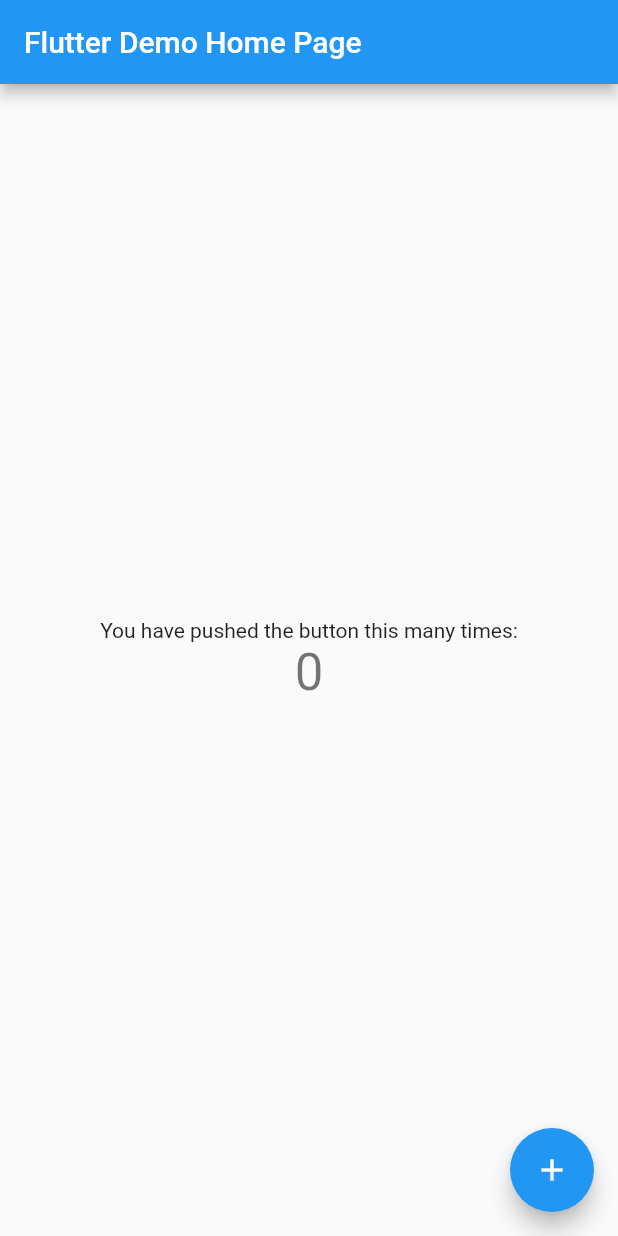
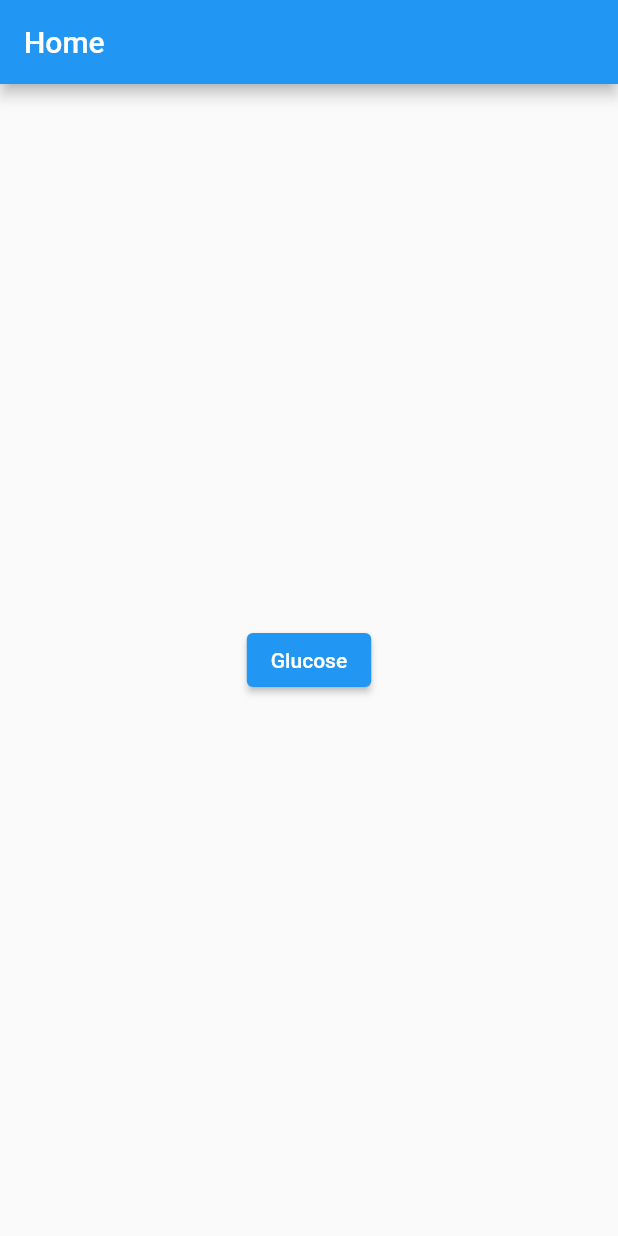
Before and after one commit to mzdm/dexcom_board, a Flutter app: the screen it shows after launch, on a phone screen of 412 x 824 dp. Run offline on Flutter 3.47's test engine with Material 2 defaults, Android fonts, the phone set to English and light mode, and no system bars.

```diff
--- a/lib/main.dart
+++ b/lib/main.dart
@@ -1,3 +1,4 @@
+import 'package:dexcom_board/ui/home_screen.dart';
 import 'package:flutter/material.dart';
 
 void main() {
@@ -14,54 +15,7 @@
       theme: ThemeData(
         primarySwatch: Colors.blue,
       ),
-      home: const HomePage(title: 'Flutter Demo Home Page'),
+      home: const HomeScreen(),
     );
   }
 }
-
-class HomePage extends StatefulWidget {
-  const HomePage({super.key, required this.title});
-
-  final String title;
-
-  @override
-  State<HomePage> createState() => _HomePageState();
-}
-
-class _HomePageState extends State<HomePage> {
-  int _counter = 0;
-
-  void _incrementCounter() {
-    setState(() {
-      _counter++;
-    });
-  }
-
-  @override
-  Widget build(BuildContext context) {
-    return Scaffold(
-      appBar: AppBar(
-        title: Text(widget.title),
-      ),
-      body: Center(
-        child: Column(
-          mainAxisAlignment: MainAxisAlignment.center,
-          children: <Widget>[
-            const Text(
-              'You have pushed the button this many times:',
-            ),
-            Text(
-              '$_counter',
-              style: Theme.of(context).textTheme.headline4,
-            ),
-          ],
-        ),
-      ),
-      floatingActionButton: FloatingActionButton(
-        onPressed: _incrementCounter,
-        tooltip: 'Increment',
-        child: const Icon(Icons.add),
-      ),
-    );
-  }
-}
--- /dev/null
+++ b/lib/ui/home_screen.dart
@@ -0,0 +1,27 @@
+import 'package:flutter/material.dart';
+
+class HomeScreen extends StatelessWidget {
+  const HomeScreen({Key? key}) : super(key: key);
+
+  @override
+  Widget build(BuildContext context) {
+    return Scaffold(
+      appBar: AppBar(
+        title: Text('Home'),
+      ),
+      body: Center(
+        child: Column(
+          mainAxisAlignment: MainAxisAlignment.center,
+          children: <Widget>[
+            ElevatedButton(
+              onPressed: () {
+                //
+              },
+              child: Text('Glucose'),
+            ),
+          ],
+        ),
+      ),
+    );
+  }
+}
```
